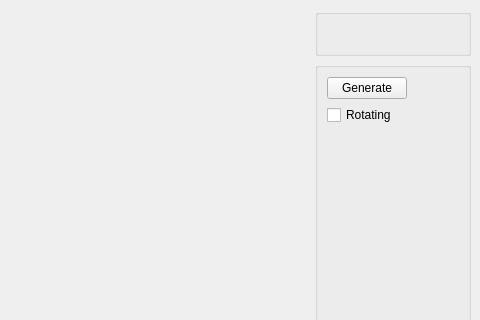
Above: ui/mainwindow.ui from nitronoid/csb before the change; both pictures show x 320 to 800 and y 0 to 320 of the 800 by 600 pixel window. Below: the same form after it.
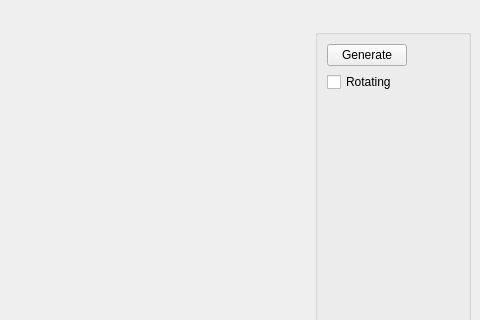
That is the form after the change.

Commit message: Modified Material class to store a pointer to it's shader. Also created a very simple Mesh class using Assimp, as I didn't require many of the original features.

What changed in the file:
```diff
--- a/ui/mainwindow.ui
+++ b/ui/mainwindow.ui
@@ -15,35 +15,6 @@
   </property>
   <widget class="QWidget" name="centralwidget">
    <layout class="QGridLayout" name="s_mainWindowGridLayout">
-    <item row="0" column="5">
-     <widget class="QGroupBox" name="s_transformGB">
-      <property name="title">
-       <string/>
-      </property>
-      <layout class="QGridLayout" name="gridLayout">
-       <item row="0" column="2">
-        <widget class="QLabel" name="label">
-         <property name="text">
-          <string/>
-         </property>
-        </widget>
-       </item>
-       <item row="0" column="3">
-        <spacer name="horizontalSpacer_4">
-         <property name="orientation">
-          <enum>Qt::Horizontal</enum>
-         </property>
-         <property name="sizeHint" stdset="0">
-          <size>
-           <width>40</width>
-           <height>20</height>
-          </size>
-         </property>
-        </spacer>
-       </item>
-      </layout>
-     </widget>
-    </item>
     <item row="0" column="3">
      <spacer name="horizontalSpacer_5">
       <property name="orientation">
```
Left out of the diff: 28 changed lines with no effect on the pictures. The commit also changes 12 other files.
